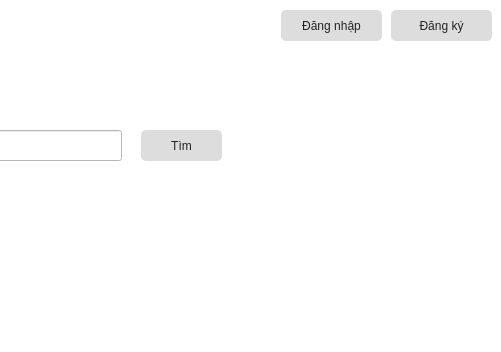
The window that mainwindow.ui (duydvu/Library) describes before a commit, drawn with Qt 5; both pictures show x 219 to 720 and y 0 to 352 of the 720 by 560 pixel window.
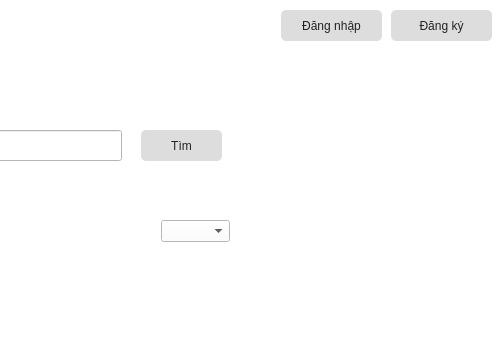
The same window after the commit.

Diff of the .ui file:
```diff
--- a/mainwindow.ui
+++ b/mainwindow.ui
@@ -121,7 +121,7 @@
    <widget class="QLabel" name="AccountLabel">
     <property name="geometry">
      <rect>
-      <x>480</x>
+      <x>370</x>
       <y>10</y>
       <width>231</width>
       <height>31</height>
@@ -137,6 +137,16 @@
      <set>Qt::AlignRight|Qt::AlignTrailing|Qt::AlignVCenter</set>
     </property>
    </widget>
+   <widget class="QComboBox" name="comboBox">
+    <property name="geometry">
+     <rect>
+      <x>380</x>
+      <y>220</y>
+      <width>69</width>
+      <height>22</height>
+     </rect>
+    </property>
+   </widget>
    <zorder>AccountLabel</zorder>
    <zorder>FindBooksButton</zorder>
    <zorder>SignInButton</zorder>
```
Left out of the diff: 1 changed line with no effect on the pictures.
